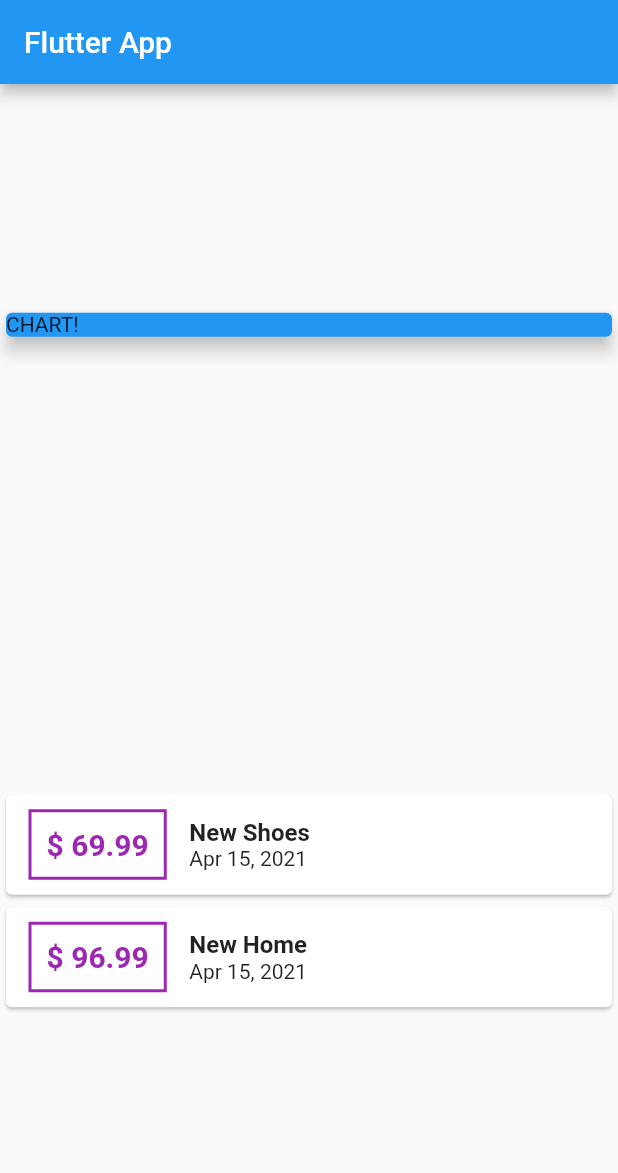
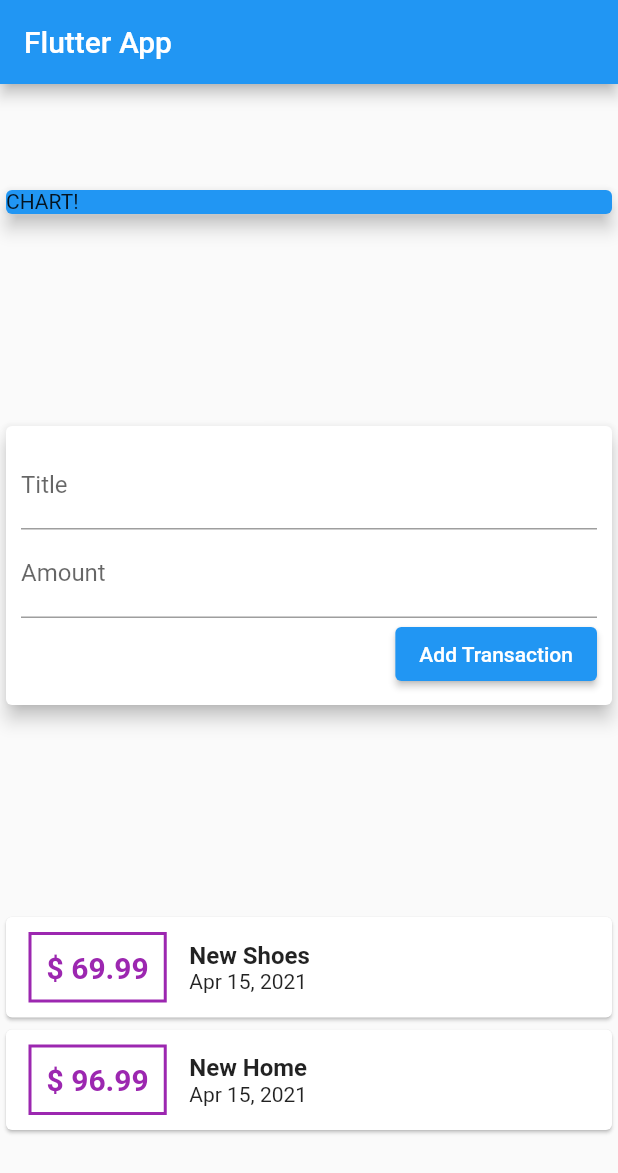
Before and after one commit to kong-hub/PERSONAL-EXPENSES-APP, a Flutter app: the screen it shows after launch, on a phone screen of 412 x 824 dp. Shown: the top 1173 px of the screen. Run offline on Flutter 3.47's test engine with Material 2 defaults, Android fonts, the phone set to English and light mode, and no system bars.

Commit message:
Adding Text Input Widgets(TextField)

```diff
--- a/lib/main.dart
+++ b/lib/main.dart
@@ -53,6 +53,27 @@ class MyHomePage extends StatelessWidget {
               elevation: 5,
             ),
           ),
+          Card(
+            elevation: 5,
+            child: Container(
+              padding: EdgeInsets.all(10),
+              child: Column(
+                crossAxisAlignment: CrossAxisAlignment.end,
+                children: [
+                  TextField(
+                    decoration: InputDecoration(labelText: 'Title'),
+                  ),
+                  TextField(
+                    decoration: InputDecoration(labelText: 'Amount'),
+                  ),
+                  ElevatedButton(
+                    onPressed: () {},
+                    child: Text('Add Transaction'),
+                  ),
+                ],
+              ),
+            ),
+          ),
           Column(
             children: transactions.map((transaction) {
               return Card(
```
